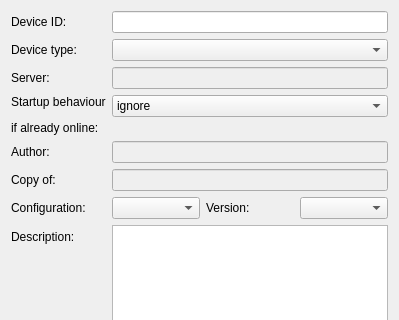
Qt form src/pythonGui/karabo_gui/project/dialog/device_handle.ui (European-XFEL/Karabo) before a commit; both pictures show x 0 to 399 and y 0 to 320 of the 399 by 537 pixel window.
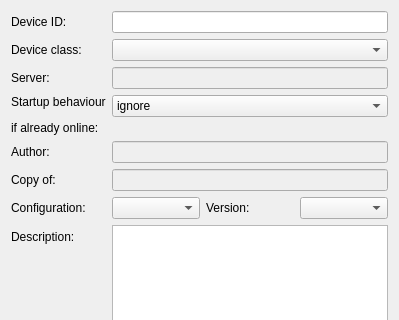
The same form after that commit.

Commit message: Add tooltips and enable Ok button only if required widgets got content

What changed in the file:
```diff
--- a/src/pythonGui/karabo_gui/project/dialog/device_handle.ui
+++ b/src/pythonGui/karabo_gui/project/dialog/device_handle.ui
@@ -29,7 +29,7 @@
      <item row="1" column="0">
       <widget class="QLabel" name="laClass">
        <property name="text">
-        <string>Device type:</string>
+        <string>Device class:</string>
        </property>
       </widget>
      </item>
```
Left out of the diff: 69 changed lines with no effect on the pictures. The commit also changes 1 other file.
